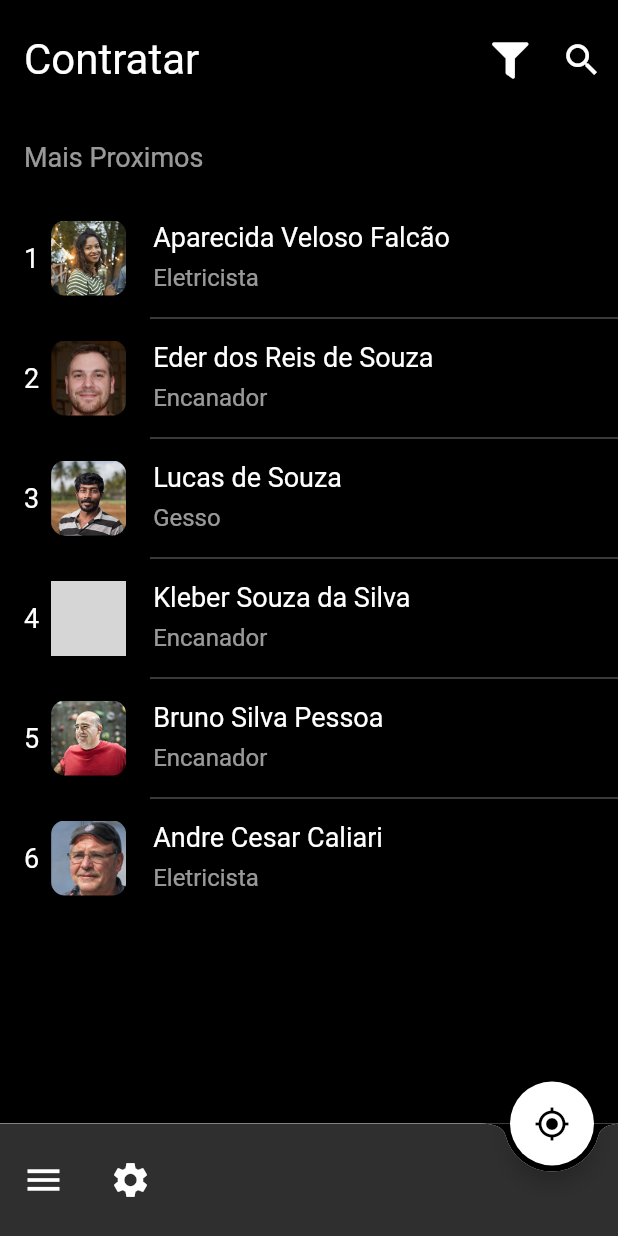
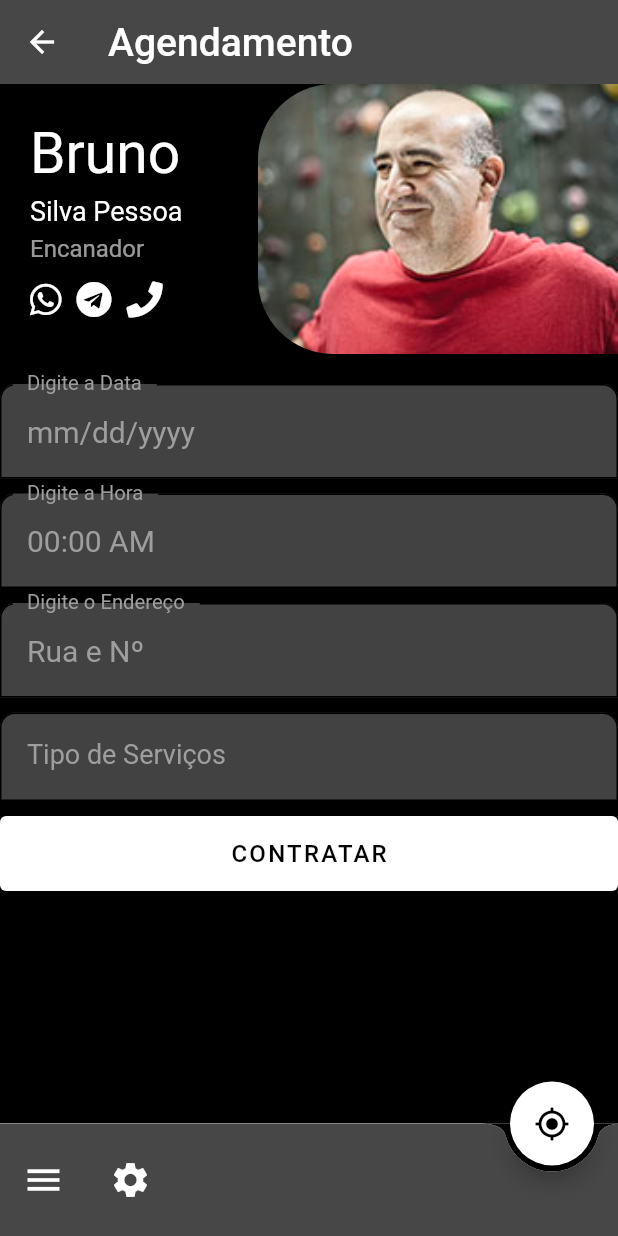
Before and after one commit to 3dsonneto/desafio-flutter-wtf, a Flutter app: the HireScreen screen opened by its route, after a tap on the "my location" icon, on a phone screen of 412 x 824 dp. Run offline on Flutter 3.47's test engine with Material 2 defaults, Android fonts, the light colour scheme and no system bars; our stand-ins replace font_awesome_flutter, google_fonts; grey boxes are pictures that could not be loaded.

Commit message:
Finalizada tela de detalhes

```diff
--- a/lib/main.dart
+++ b/lib/main.dart
@@ -1,3 +1,4 @@
+import 'package:desafio_servicos_wtf/telas/detail_screen.dart';
 import 'package:desafio_servicos_wtf/telas/hire_screen.dart';
 import 'package:desafio_servicos_wtf/telas/login_screen.dart';
 import 'package:flutter/material.dart';
@@ -15,9 +16,10 @@ class MyApp extends StatelessWidget {
       title: 'App Manutenção',
       routes: {
         "/loginScreen": (context) => LoginScreen(),
-        "/hireScreen": (context) => HireScreen()
+        "/hireScreen": (context) => HireScreen(),
+        "/detailScreen": (context) => DetailScreen(),
       },
-      initialRoute: "/hireScreen",
+      initialRoute: "/loginScreen",
     );
   }
 }
--- /dev/null
+++ b/lib/telas/detail_screen.dart
@@ -0,0 +1,290 @@
+import 'package:flutter/material.dart';
+import 'package:font_awesome_flutter/font_awesome_flutter.dart';
+import 'package:google_fonts/google_fonts.dart';
+
+class DetailScreen extends StatelessWidget {
+  @override
+  Widget build(BuildContext context) {
+    return Scaffold(
+      appBar: AppBar(
+        title: Text(
+          "Agendamento",
+          style: TextStyle(fontSize: 26),
+        ),
+        backgroundColor: Color.fromRGBO(71, 71, 71, 1),
+      ),
+      body: Container(
+        color: Colors.black,
+        child: Column(
+          children: [
+            Container(
+              margin: EdgeInsets.only(bottom: 20),
+              child: Row(
+                mainAxisAlignment: MainAxisAlignment.spaceBetween,
+                children: [
+                  Container(
+                    margin: EdgeInsets.only(
+                      left: 20,
+                    ),
+                    child: Column(
+                      crossAxisAlignment: CrossAxisAlignment.start,
+                      children: [
+                        Text(
+                          "Bruno",
+                          style: TextStyle(color: Colors.white, fontSize: 38),
+                        ),
+                        Container(
+                          margin: EdgeInsets.only(top: 5, bottom: 5),
+                          child: Text(
+                            "Silva Pessoa",
+                            style: TextStyle(color: Colors.white, fontSize: 18),
+                          ),
+                        ),
+                        Text(
+                          "Encanador",
+                          style: TextStyle(
+                              color: Color.fromRGBO(255, 255, 255, 0.6),
+                              fontSize: 16),
+                        ),
+                        Container(
+                          margin: EdgeInsets.only(top: 12),
+                          child: Row(
+                            children: [
+                              FaIcon(
+                                FontAwesomeIcons.whatsapp,
+                                color: Colors.white,
+                              ),
+                              Container(
+                                margin: EdgeInsets.only(left: 10, right: 10),
+                                child: FaIcon(
+                                  FontAwesomeIcons.telegram,
+                                  color: Colors.white,
+                                ),
+                              ),
+                              FaIcon(
+                                FontAwesomeIcons.phone,
+                                color: Colors.white,
+                              ),
+                              //icon wpp, telegram e telefone
+                            ],
+                          ),
+                        )
+                      ],
+                    ),
+                  ),
+                  Container(
+                    height: 180,
+                    width: 240,
+                    child: ClipRRect(
+                      borderRadius: BorderRadius.only(
+                          topLeft: Radius.circular(50),
+                          bottomLeft: Radius.circular(50)),
+                      child: Image.asset(
+                        "assets/images/bruno.png",
+                        fit: BoxFit.cover,
+                      ),
+                    ),
+                  )
+                ],
+              ),
+            ),
+            Expanded(
+              child: ListView(
+                children: [
+                  TextFormField(
+                    decoration: InputDecoration(
+                      filled: true,
+                      fillColor: Colors.grey[800],
+                      floatingLabelBehavior: FloatingLabelBehavior.always,
+                      labelText: "Digite a Data",
+                      labelStyle: TextStyle(color: Colors.grey, fontSize: 18),
+                      hintText: "mm/dd/yyyy",
+                      hintStyle: TextStyle(color: Colors.grey, fontSize: 20),
+                      contentPadding: EdgeInsets.symmetric(
+                        horizontal: 18,
+                        vertical: 20,
+                      ),
+                      enabledBorder: OutlineInputBorder(
+                        borderRadius: BorderRadius.only(
+                          topLeft: Radius.circular(10),
+                          topRight: Radius.circular(10),
+                        ),
+                        gapPadding: 10,
+                      ),
+                      focusedBorder: OutlineInputBorder(
+                        borderRadius: BorderRadius.only(
+                          topLeft: Radius.circular(10),
+                          topRight: Radius.circular(10),
+                        ),
+                        gapPadding: 10,
+                      ),
+                    ),
+                  ),
+                  Divider(
+                    height: 10,
+                  ),
+                  TextFormField(
+                    decoration: InputDecoration(
+                      filled: true,
+                      fillColor: Colors.grey[800],
+                      floatingLabelBehavior: FloatingLabelBehavior.always,
+                      labelText: "Digite a Hora",
+                      labelStyle: TextStyle(color: Colors.grey, fontSize: 18),
+                      hintText: "00:00 AM",
+                      hintStyle: TextStyle(color: Colors.grey, fontSize: 20),
+                      contentPadding: EdgeInsets.symmetric(
+                        horizontal: 18,
+                        vertical: 20,
+                      ),
+                      enabledBorder: OutlineInputBorder(
+                        borderRadius: BorderRadius.only(
+                          topLeft: Radius.circular(10),
+                          topRight: Radius.circular(10),
+                        ),
+                        gapPadding: 10,
+                      ),
+                      focusedBorder: OutlineInputBorder(
+                        borderRadius: BorderRadius.only(
+                          topLeft: Radius.circular(10),
+                          topRight: Radius.circular(10),
+                        ),
+                        gapPadding: 10,
+                      ),
+                    ),
+                  ),
+                  Divider(
+                    height: 10,
+                  ),
+                  TextFormField(
+                    decoration: InputDecoration(
+                      filled: true,
+                      fillColor: Colors.grey[800],
+                      floatingLabelBehavior: FloatingLabelBehavior.always,
+                      labelText: "Digite o Endereço",
+                      labelStyle: TextStyle(color: Colors.grey, fontSize: 18),
+                      hintText: "Rua e Nº",
+                      hintStyle: TextStyle(color: Colors.grey, fontSize: 20),
+                      contentPadding: EdgeInsets.symmetric(
+                        horizontal: 18,
+                        vertical: 20,
+                      ),
+                      enabledBorder: OutlineInputBorder(
+                        borderRadius: BorderRadius.only(
+                          topLeft: Radius.circular(10),
+                          topRight: Radius.circular(10),
+                        ),
+                        gapPadding: 10,
+                      ),
+                      focusedBorder: OutlineInputBorder(
+                        borderRadius: BorderRadius.only(
+                          topLeft: Radius.circular(10),
+                          topRight: Radius.circular(10),
+                        ),
+                        gapPadding: 10,
+                      ),
+                    ),
+                  ),
+                  Divider(
+                    height: 10,
+                  ),
+                  TextFormField(
+                    decoration: InputDecoration(
+                      filled: true,
+                      fillColor: Colors.grey[800],
+                      labelText: "Tipo de Serviços",
+                      labelStyle: TextStyle(color: Colors.grey, fontSize: 18),
+                      contentPadding: EdgeInsets.symmetric(
+                        horizontal: 18,
+                        vertical: 20,
+                      ),
+                      enabledBorder: OutlineInputBorder(
+                        borderRadius: BorderRadius.only(
+                          topLeft: Radius.circular(10),
+                          topRight: Radius.circular(10),
+                        ),
+                        gapPadding: 10,
+                      ),
+                      focusedBorder: OutlineInputBorder(
+                        borderRadius: BorderRadius.only(
+                          topLeft: Radius.circular(10),
+                          topRight: Radius.circular(10),
+                        ),
+                        gapPadding: 10,
+                      ),
+                    ),
+                  ),
+                  Divider(
+                    height: 10,
+                  ),
+                  Container(
+                    width: MediaQuery.of(context).size.width,
+                    height: 50,
+                    child: ElevatedButton(
+                      onPressed: () {
+                        Navigator.pushNamed(context, "/hireScreen");
+                      },
+                      child: Text(
+                        "CONTRATAR",
+                        style: GoogleFonts.roboto(
+                            fontSize: 16,
+                            fontWeight: FontWeight.w500,
+                            letterSpacing: 1.5),
+                      ),
+                      style: ButtonStyle(
+                        backgroundColor:
+                            MaterialStateProperty.all<Color>(Colors.white),
+                        foregroundColor:
+                            MaterialStateProperty.all<Color>(Colors.black),
+                      ),
+                    ),
+                  ),
+                ],
+              ),
+            ),
+          ],
+        ),
+      ),
+      bottomNavigationBar: Container(
+        color: Colors.black,
+        child: BottomAppBar(
+          shape: CircularNotchedRectangle(),
+          clipBehavior: Clip.antiAlias,
+          child: Container(
+            height: 75,
+            color: Color.fromRGBO(71, 71, 71, 1),
+            child: Row(
+              children: [
+                Container(
+                  margin: EdgeInsets.only(left: 5, right: 10),
+                  child: IconButton(
+                    icon: Icon(Icons.menu),
+                    color: Colors.white,
+                    iconSize: 28,
+                    onPressed: () {},
+                  ),
+                ),
+                Container(
+                  child: IconButton(
+                    icon: Icon(Icons.settings),
+                    color: Colors.white,
+                    iconSize: 28,
+                    onPressed: () {},
+                  ),
+                ),
+              ],
+            ),
+          ),
+        ),
+      ),
+      floatingActionButton: FloatingActionButton(
+        onPressed: () {
+          Navigator.pushNamed(context, "/detailScreen");
+        },
+        child: Icon(Icons.my_location),
+        backgroundColor: Colors.white,
+        foregroundColor: Colors.black,
+      ),
+      floatingActionButtonLocation: FloatingActionButtonLocation.endDocked,
+    );
+  }
+}
--- a/lib/telas/hire_screen.dart
+++ b/lib/telas/hire_screen.dart
@@ -71,7 +71,7 @@ class HireScreen extends StatelessWidget {
           clipBehavior: Clip.antiAlias,
           child: Container(
             height: 75,
-            color: Color.fromRGBO(47, 47, 47, 1),
+            color: Color.fromRGBO(71, 71, 71, 1),
             child: Row(
               children: [
                 Container(
@@ -97,7 +97,9 @@ class HireScreen extends StatelessWidget {
         ),
       ),
       floatingActionButton: FloatingActionButton(
-        onPressed: () {},
+        onPressed: () {
+          Navigator.pushNamed(context, "/detailScreen");
+        },
         child: Icon(Icons.my_location),
         backgroundColor: Colors.white,
         foregroundColor: Colors.black,
@@ -111,6 +113,10 @@ class ContractorList extends StatelessWidget {
   @override
   Widget build(BuildContext context) {
     return Expanded(
+      child: GestureDetector(
+        onTap: () {
+          Navigator.pushNamed(context, "/detailScreen");
+        },
         child: ListView(
           children: [
             Row(
@@ -451,6 +457,7 @@ class ContractorList extends StatelessWidget {
             ),
           ],
         ),
+      ),
     );
   }
 }
```
Lines whose indentation alone changed are shown as unchanged.
